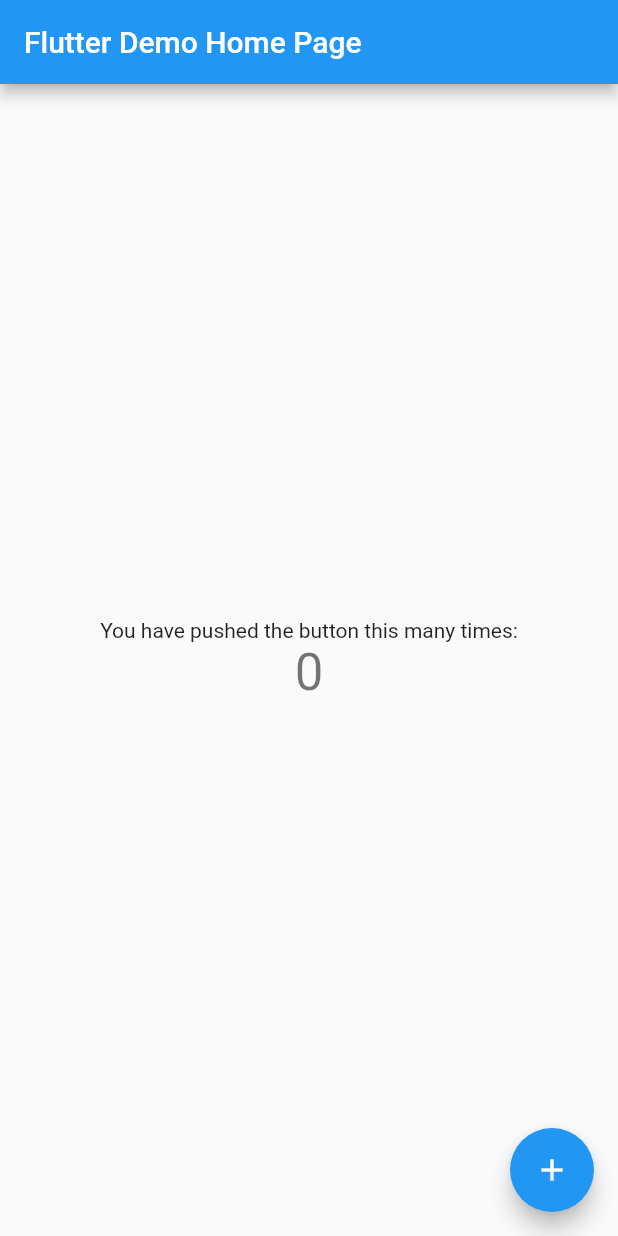
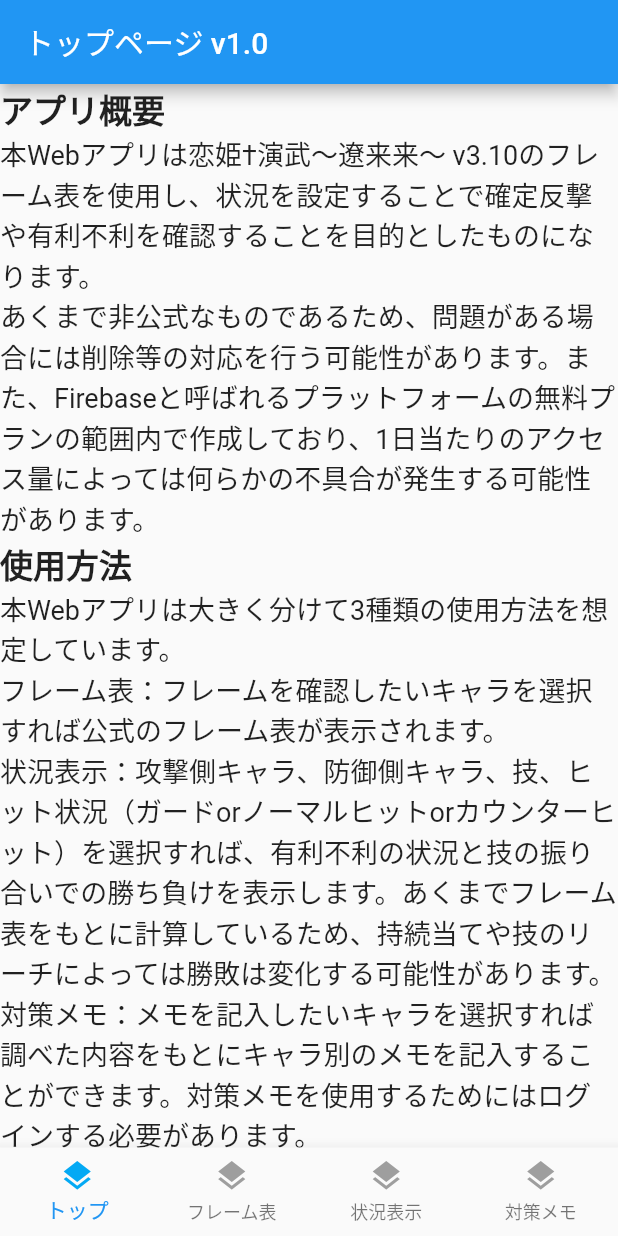
Before and after one commit to koikeya0876/KoihimeEnbuRyoRaiRaiFrameCheck, a Flutter app: the screen it shows after launch, on a phone screen of 412 x 824 dp. Run offline on Flutter 3.47's test engine with Material 2 defaults, Android fonts, the phone set to English and light mode, and no system bars.

Commit message:
created page templates

```diff
--- a/lib/main.dart
+++ b/lib/main.dart
@@ -1,113 +1,18 @@
 import 'package:flutter/material.dart';
+import 'package:koihime_enbu_ryorairai_frame_check/widget/app.dart';
 
-void main() {
-  runApp(MyApp());
-}
+void main() => runApp(MyApp());
 
 class MyApp extends StatelessWidget {
-  // This widget is the root of your application.
   @override
   Widget build(BuildContext context) {
     return MaterialApp(
-      title: 'Flutter Demo',
+      debugShowCheckedModeBanner: false,
+      title: '恋姫演武遼来来フレームデータチェック',
       theme: ThemeData(
-        // This is the theme of your application.
-        //
-        // Try running your application with "flutter run". You'll see the
-        // application has a blue toolbar. Then, without quitting the app, try
-        // changing the primarySwatch below to Colors.green and then invoke
-        // "hot reload" (press "r" in the console where you ran "flutter run",
-        // or simply save your changes to "hot reload" in a Flutter IDE).
-        // Notice that the counter didn't reset back to zero; the application
-        // is not restarted.
         primarySwatch: Colors.blue,
       ),
-      home: MyHomePage(title: 'Flutter Demo Home Page'),
+      home: App(),
     );
   }
 }
-
-class MyHomePage extends StatefulWidget {
-  MyHomePage({Key? key, required this.title}) : super(key: key);
-
-  // This widget is the home page of your application. It is stateful, meaning
-  // that it has a State object (defined below) that contains fields that affect
-  // how it looks.
-
-  // This class is the configuration for the state. It holds the values (in this
-  // case the title) provided by the parent (in this case the App widget) and
-  // used by the build method of the State. Fields in a Widget subclass are
-  // always marked "final".
-
-  final String title;
-
-  @override
-  _MyHomePageState createState() => _MyHomePageState();
-}
-
-class _MyHomePageState extends State<MyHomePage> {
-  int _counter = 0;
-
-  void _incrementCounter() {
-    setState(() {
-      // This call to setState tells the Flutter framework that something has
-      // changed in this State, which causes it to rerun the build method below
-      // so that the display can reflect the updated values. If we changed
-      // _counter without calling setState(), then the build method would not be
-      // called again, and so nothing would appear to happen.
-      _counter++;
-    });
-  }
-
-  @override
-  Widget build(BuildContext context) {
-    // This method is rerun every time setState is called, for instance as done
-    // by the _incrementCounter method above.
-    //
-    // The Flutter framework has been optimized to make rerunning build methods
-    // fast, so that you can just rebuild anything that needs updating rather
-    // than having to individually change instances of widgets.
-    return Scaffold(
-      appBar: AppBar(
-        // Here we take the value from the MyHomePage object that was created by
-        // the App.build method, and use it to set our appbar title.
-        title: Text(widget.title),
-      ),
-      body: Center(
-        // Center is a layout widget. It takes a single child and positions it
-        // in the middle of the parent.
-        child: Column(
-          // Column is also a layout widget. It takes a list of children and
-          // arranges them vertically. By default, it sizes itself to fit its
-          // children horizontally, and tries to be as tall as its parent.
-          //
-          // Invoke "debug painting" (press "p" in the console, choose the
-          // "Toggle Debug Paint" action from the Flutter Inspector in Android
-          // Studio, or the "Toggle Debug Paint" command in Visual Studio Code)
-          // to see the wireframe for each widget.
-          //
-          // Column has various properties to control how it sizes itself and
-          // how it positions its children. Here we use mainAxisAlignment to
-          // center the children vertically; the main axis here is the vertical
-          // axis because Columns are vertical (the cross axis would be
-          // horizontal).
-          mainAxisAlignment: MainAxisAlignment.center,
-          children: <Widget>[
-            Text(
-              'You have pushed the button this many times:',
-            ),
-            Text(
-              '$_counter',
-              style: Theme.of(context).textTheme.headline4,
-            ),
-          ],
-        ),
-      ),
-      floatingActionButton: FloatingActionButton(
-        onPressed: _incrementCounter,
-        tooltip: 'Increment',
-        child: Icon(Icons.add),
-      ), // This trailing comma makes auto-formatting nicer for build methods.
-    );
-  }
-}
--- /dev/null
+++ b/lib/pages/top_page.dart
@@ -0,0 +1,46 @@
+import 'package:flutter/material.dart';
+import 'package:url_launcher/url_launcher.dart';
+
+class TopPage extends StatelessWidget {
+  @override
+  Widget build(BuildContext context) {
+    return Scaffold(
+      appBar: AppBar(
+        title: Text('トップページ v1.0'),
+      ),
+      body: ListView(
+        children: <Widget>[
+          Text('アプリ概要',
+              style: TextStyle(fontSize: 22, fontWeight: FontWeight.bold)),
+          Text(
+              '本Webアプリは恋姫†演武～遼来来～ v3.10のフレーム表を使用し、状況を設定することで確定反撃や有利不利を確認することを目的としたものになります。\nあくまで非公式なものであるため、問題がある場合には削除等の対応を行う可能性があります。また、Firebaseと呼ばれるプラットフォームの無料プランの範囲内で作成しており、1日当たりのアクセス量によっては何らかの不具合が発生する可能性があります。',
+              style: TextStyle(height: 1.5, fontSize: 18)),
+          Text('使用方法',
+              style: TextStyle(fontSize: 22, fontWeight: FontWeight.bold)),
+          Text(
+              '本Webアプリは大きく分けて3種類の使用方法を想定しています。\nフレーム表：フレームを確認したいキャラを選択すれば公式のフレーム表が表示されます。\n状況表示：攻撃側キャラ、防御側キャラ、技、ヒット状況（ガードorノーマルヒットorカウンターヒット）を選択すれば、有利不利の状況と技の振り合いでの勝ち負けを表示します。あくまでフレーム表をもとに計算しているため、持続当てや技のリーチによっては勝敗は変化する可能性があります。\n対策メモ：メモを記入したいキャラを選択すれば調べた内容をもとにキャラ別のメモを記入することができます。対策メモを使用するためにはログインする必要があります。\n対策メモ機能に関しては現在作成中のため、今後のアップデートをお待ちください。',
+              style: TextStyle(height: 1.5, fontSize: 18)),
+          Text('今後のアップデート予定',
+              style: TextStyle(fontSize: 22, fontWeight: FontWeight.bold)),
+          Text(
+              'v1.1: ログイン機能と対策メモ機能の実装\n   TwitterアカウントもしくはGoogleアカウントを用いたログイン機能を実装予定\nv1.2: ヒット確認猶予の確認機能\n    各キャラのキャンセル可能通常技のヒットストップを調査し、そのデータをもとにヒット確認の猶予フレームを計算する機能を追加する予定です。\nそのほか不具合の修正やいただいた改善案への対応はその間のマイナーアップデートにて行う想定です。',
+              style: TextStyle(height: 1.5, fontSize: 18)),
+          Text('製作者への問い合わせ先',
+              style: TextStyle(fontSize: 22, fontWeight: FontWeight.bold)),
+          ElevatedButton(
+              onPressed: () {
+                launch(
+                    'https://mail.google.com/mail/?view=cm&to=solluc17@gmail.com&su=【恋姫演武遼来来フレームデータチェック】問い合わせメール');
+              },
+              child: Text('Gmail')),
+          ElevatedButton(
+              onPressed: () {
+                launch(
+                    'https://twitter.com/messages/compose?recipient_id=yama_p0876');
+              },
+              child: Text('Twitter')),
+        ],
+      ),
+    );
+  }
+}
--- /dev/null
+++ b/lib/pages/unimplemented_page.dart
@@ -0,0 +1,15 @@
+import 'package:flutter/material.dart';
+
+class UnimplementedPage extends StatelessWidget {
+  @override
+  Widget build(BuildContext context) {
+    return Scaffold(
+      appBar: AppBar(
+        title: Text('未実装ページ'),
+      ),
+      body: Center(
+        child: Text('今バージョンでは未実装のページです。\n今後のバージョンアップをお待ちください。'),
+      ),
+    );
+  }
+}
--- /dev/null
+++ b/lib/utils/tab_helper.dart
@@ -0,0 +1,52 @@
+import 'package:flutter/material.dart';
+
+enum TabItem {
+  top,
+  framedata,
+  situation,
+  memo,
+}
+
+Map<TabItem, String> tabName = {
+  TabItem.top: 'トップ',
+  TabItem.framedata: 'フレーム表',
+  TabItem.situation: '状況表示',
+  TabItem.memo: '対策メモ',
+};
+
+Map<TabItem, MaterialColor> activeTabColor = {
+  TabItem.top: Colors.lightBlue,
+  TabItem.framedata: Colors.lightBlue,
+  TabItem.situation: Colors.lightBlue,
+  TabItem.memo: Colors.lightBlue,
+};
+
+class TabHelper {
+  TabHelper();
+
+  MaterialColor color(TabItem tabItem) {
+    switch (tabItem) {
+      case TabItem.top:
+        return Colors.lightBlue;
+      case TabItem.framedata:
+        return Colors.lightBlue;
+      case TabItem.situation:
+        return Colors.lightBlue;
+      case TabItem.memo:
+        return Colors.lightBlue;
+    }
+  }
+
+  Widget description(TabItem tabItem) {
+    switch (tabItem) {
+      case TabItem.top:
+        return Text('トップ画面');
+      case TabItem.framedata:
+        return Text('フレーム表');
+      case TabItem.situation:
+        return Text('状況表示');
+      case TabItem.memo:
+        return Text('対策メモ');
+    }
+  }
+}
--- /dev/null
+++ b/lib/widget/app.dart
@@ -0,0 +1,74 @@
+import 'package:koihime_enbu_ryorairai_frame_check/utils/tab_helper.dart';
+import 'package:koihime_enbu_ryorairai_frame_check/widget/bottom_navigator.dart';
+import 'package:koihime_enbu_ryorairai_frame_check/widget/tab_navigator.dart';
+import 'package:flutter/material.dart';
+
+class App extends StatefulWidget {
+  @override
+  State<StatefulWidget> createState() => AppState();
+}
+
+class AppState extends State<App> {
+  TabItem _currentTab = TabItem.top;
+  Map<TabItem, GlobalKey<NavigatorState>> _navigatorKeys = {
+    TabItem.top: GlobalKey<NavigatorState>(),
+    TabItem.framedata: GlobalKey<NavigatorState>(),
+    TabItem.situation: GlobalKey<NavigatorState>(),
+    TabItem.memo: GlobalKey<NavigatorState>(),
+  };
+
+  @override
+  Widget build(BuildContext context) {
+    return Scaffold(
+      body: Stack(
+        children: <Widget>[
+          _buildTabItem(
+            TabItem.top,
+            '/top',
+          ),
+          _buildTabItem(
+            TabItem.framedata,
+            '/framedata',
+          ),
+          _buildTabItem(
+            TabItem.situation,
+            '/situation',
+          ),
+          _buildTabItem(
+            TabItem.memo,
+            '/memo',
+          ),
+        ],
+      ),
+      bottomNavigationBar: BottomNavigation(
+        currentTab: _currentTab,
+        onSelectTab: onSelect,
+      ),
+    );
+  }
+
+  Widget _buildTabItem(
+    TabItem tabItem,
+    String root,
+  ) {
+    return Offstage(
+      offstage: _currentTab != tabItem,
+      child: TabNavigator(
+        navigationKey: _navigatorKeys[tabItem]!,
+        tabItem: tabItem,
+        routerName: root,
+        key: UniqueKey(),
+      ),
+    );
+  }
+
+  void onSelect(TabItem tabItem) {
+    if (_currentTab == tabItem) {
+      _navigatorKeys[tabItem]!.currentState!.popUntil((route) => route.isFirst);
+    } else {
+      setState(() {
+        _currentTab = tabItem;
+      });
+    }
+  }
+}
--- /dev/null
+++ b/lib/widget/bottom_navigator.dart
@@ -0,0 +1,46 @@
+import 'package:koihime_enbu_ryorairai_frame_check/utils/tab_helper.dart';
+import 'package:flutter/material.dart';
+
+class BottomNavigation extends StatelessWidget {
+  BottomNavigation({required this.currentTab, required this.onSelectTab});
+  final TabItem currentTab;
+  final ValueChanged<TabItem> onSelectTab;
+
+  @override
+  Widget build(BuildContext context) {
+    return BottomNavigationBar(
+      type: BottomNavigationBarType.fixed,
+      items: [
+        _buildItem(tabItem: TabItem.top),
+        _buildItem(tabItem: TabItem.framedata),
+        _buildItem(tabItem: TabItem.situation),
+        _buildItem(tabItem: TabItem.memo),
+      ],
+      onTap: (index) => onSelectTab(
+        TabItem.values[index],
+      ),
+    );
+  }
+
+  BottomNavigationBarItem _buildItem({required TabItem tabItem}) {
+    String text = tabName[tabItem] ?? 'bug';
+    IconData icon = Icons.layers;
+    return BottomNavigationBarItem(
+      icon: Icon(
+        icon,
+        color: _colorTabMatching(item: tabItem),
+      ),
+      title: Text(
+        text,
+        style: TextStyle(
+          color: _colorTabMatching(item: tabItem),
+        ),
+      ),
+    );
+  }
+
+  Color _colorTabMatching({required TabItem item}) {
+    final Color returncolor = activeTabColor[item] ?? Colors.grey;
+    return currentTab == item ? returncolor : Colors.grey;
+  }
+}
--- /dev/null
+++ b/lib/widget/tab_navigator.dart
@@ -0,0 +1,55 @@
+//import 'package:koihime_enbu_ryorairai_frame_check/pages/color_detail_page.dart';
+//import 'package:koihime_enbu_ryorairai_frame_check/pages/colors_list_page.dart';
+import 'package:koihime_enbu_ryorairai_frame_check/pages/top_page.dart';
+import 'package:koihime_enbu_ryorairai_frame_check/pages/frame_data_page.dart';
+import 'package:koihime_enbu_ryorairai_frame_check/pages/situation_page.dart';
+import 'package:koihime_enbu_ryorairai_frame_check/pages/memo_page.dart';
+import 'package:koihime_enbu_ryorairai_frame_check/pages/unimplemented_page.dart';
+import 'package:koihime_enbu_ryorairai_frame_check/utils/tab_helper.dart';
+import 'package:flutter/material.dart';
+
+class TabNavigatorRoutes {
+  static const String root = '/';
+  static const String detail = '/detail';
+}
+
+class TabNavigator extends StatelessWidget {
+  const TabNavigator({
+    required Key key,
+    required this.tabItem,
+    required this.routerName,
+    required this.navigationKey,
+  }) : super(key: key);
+
+  final TabItem tabItem;
+  final String routerName;
+  final GlobalKey<NavigatorState> navigationKey;
+
+  Map<String, Widget Function(BuildContext)> _routerBuilder(
+          BuildContext context) =>
+      {
+        '/top': (context) => TopPage(),
+        '/framedata': (context) => FrameDataPage(),
+        //'/situation': (context) => SituationPage(),
+        '/situation': (context) => UnimplementedPage(),
+        //'/memo': (context) => MemoPage(),
+        '/memo': (context) => UnimplementedPage(),
+      };
+
+  @override
+  Widget build(BuildContext context) {
+    final routerBuilder = _routerBuilder(context);
+
+    return Navigator(
+      key: navigationKey,
+      initialRoute: '/',
+      onGenerateRoute: (settings) {
+        return MaterialPageRoute<Widget>(
+          builder: (context) {
+            return routerBuilder[routerName]!(context);
+          },
+        );
+      },
+    );
+  }
+}
--- a/pubspec.yaml
+++ b/pubspec.yaml
@@ -28,6 +28,9 @@
   # The following adds the Cupertino Icons font to your application.
   # Use with the CupertinoIcons class for iOS style icons.
   cupertino_icons: ^1.0.2
+  state_notifier: ^0.4.0
+  provider: ^4.1.2
+  url_launcher: ^6.0.4
 
 dev_dependencies:
   flutter_test:
```
Also changed, not shown: lib/pages/frame_data_page.dart (added, +46 -0 lines), lib/pages/memo_page.dart (added, +46 -0 lines), lib/pages/situation_page.dart (added, +46 -0 lines), pubspec.lock.
